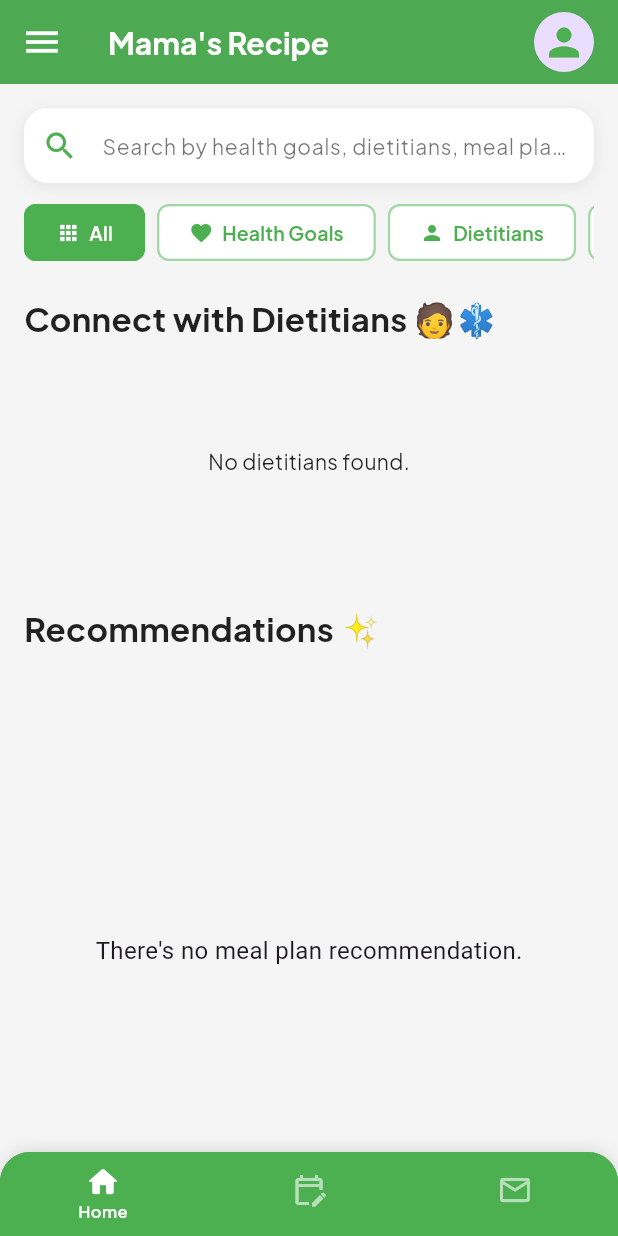
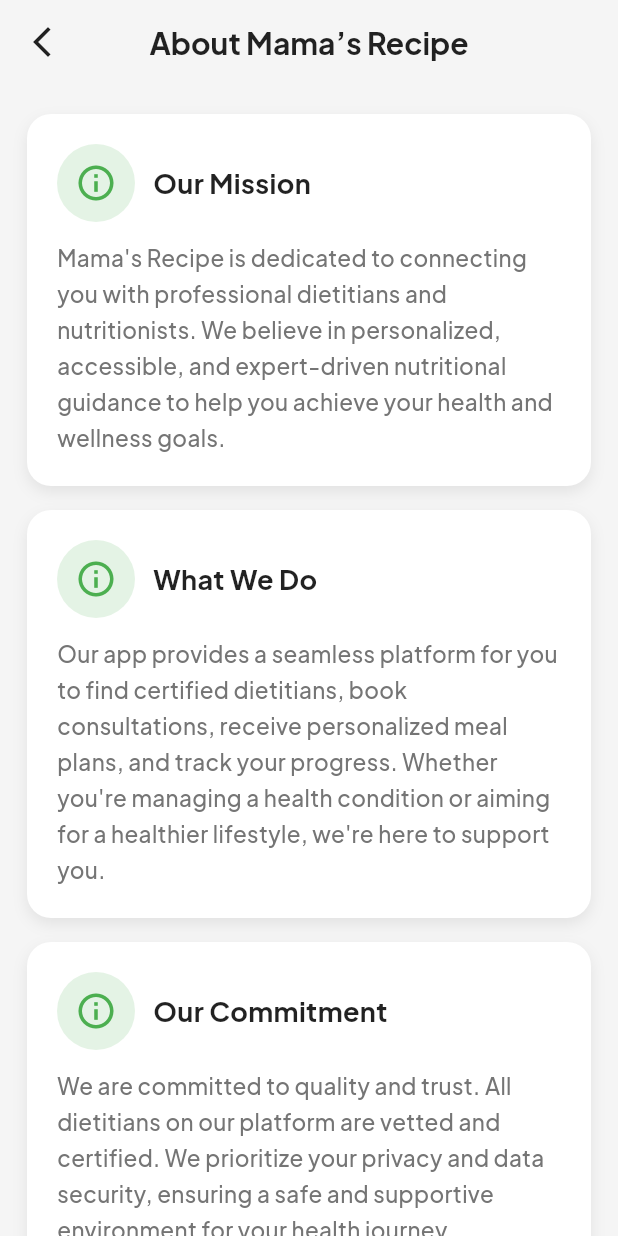
Before and after one commit to banog001/MamasRecipe, a Flutter app: the home screen opened directly, in the side drawer, after a tap on "About", on a phone screen of 412 x 824 dp. Run offline on Flutter 3.47's test engine with Material 3 defaults, Android fonts, the light colour scheme and no system bars; our stand-ins replace cloud_firestore, firebase_auth, firebase_core, firebase_storage, fl_chart, flutter_local_notifications and 6 more; missing offline and left inert: flutter_file_dialog, mailer; accounts and stored records are empty.

Commit message:
haha kupal

```diff
--- /dev/null
+++ b/lib/about/about_page.dart
@@ -0,0 +1,221 @@
+import 'package:flutter/material.dart';
+
+// --- Styles copied from home.dart for consistency ---
+
+const String _primaryFontFamily = 'PlusJakartaSans';
+
+const Color _primaryColor = Color(0xFF4CAF50);
+
+Color _scaffoldBgColor(BuildContext context) =>
+    Theme.of(context).brightness == Brightness.dark
+        ? Colors.grey.shade900
+        : Colors.grey.shade100;
+
+Color _cardBgColor(BuildContext context) =>
+    Theme.of(context).brightness == Brightness.dark
+        ? Colors.grey.shade800
+        : Colors.white;
+
+Color _textColorPrimary(BuildContext context) =>
+    Theme.of(context).brightness == Brightness.dark
+        ? Colors.white
+        : Colors.black87;
+
+Color _textColorSecondary(BuildContext context) =>
+    Theme.of(context).brightness == Brightness.dark
+        ? Colors.grey.shade400
+        : Colors.grey.shade600;
+
+// Text style helper copied from home.dart
+TextStyle _getTextStyle(
+    BuildContext context, {
+      double? fontSize,
+      FontWeight? fontWeight,
+      Color? color,
+      double? height,
+    }) {
+  return TextStyle(
+    fontFamily: _primaryFontFamily,
+    fontSize: fontSize ?? 14,
+    fontWeight: fontWeight ?? FontWeight.w500,
+    color: color ?? _textColorPrimary(context),
+    height: height,
+  );
+}
+// --- End of styles from home.dart ---
+
+class AboutPage extends StatelessWidget {
+  const AboutPage({super.key});
+
+  @override
+  Widget build(BuildContext context) {
+    return Scaffold(
+      // Use the scaffold background color from home.dart
+      backgroundColor: _scaffoldBgColor(context),
+      body: CustomScrollView(
+        slivers: [
+          // Use a SliverAppBar to match the structure of home.dart
+          SliverAppBar(
+            backgroundColor: _scaffoldBgColor(context),
+            elevation: 0,
+            scrolledUnderElevation: 0,
+            pinned: true,
+            leading: IconButton(
+              icon: Icon(
+                Icons.arrow_back_ios_new,
+                // Use dynamic text color
+                color: _textColorPrimary(context),
+              ),
+              onPressed: () => Navigator.pop(context),
+            ),
+            title: Text(
+              "About Mama’s Recipe",
+              // Use the text style helper from home.dart
+              style: _getTextStyle(
+                context,
+                fontSize: 20,
+                fontWeight: FontWeight.w700,
+              ),
+            ),
+            centerTitle: true,
+          ),
+          // Add padding for the content area
+          SliverPadding(
+            padding: const EdgeInsets.symmetric(horizontal: 18, vertical: 20),
+            sliver: SliverToBoxAdapter(
+              child: Column(
+                children: [
+                  _buildInfoCard(
+                    context,
+                    title: "Our Mission",
+                    description:
+                    "Mama's Recipe is dedicated to connecting you with professional dietitians and nutritionists. We believe in personalized, accessible, and expert-driven nutritional guidance to help you achieve your health and wellness goals.",
+                  ),
+                  const SizedBox(height: 16),
+                  _buildInfoCard(
+                    context,
+                    title: "What We Do",
+                    description:
+                    "Our app provides a seamless platform for you to find certified dietitians, book consultations, receive personalized meal plans, and track your progress. Whether you're managing a health condition or aiming for a healthier lifestyle, we're here to support you.",
+                  ),
+                  const SizedBox(height: 16),
+                  _buildInfoCard(
+                    context,
+                    title: "Our Commitment",
+                    description:
+                    "We are committed to quality and trust. All dietitians on our platform are vetted and certified. We prioritize your privacy and data security, ensuring a safe and supportive environment for your health journey.",
+                  ),
+                  // --- START: Added Footer ---
+                  // This is the footer content you provided,
+                  // adapted with dynamic colors.
+                  const SizedBox(height: 30),
+                  Center(
+                    child: Column(
+                      children: [
+                        Divider(
+                          // Use dynamic secondary color
+                          color: _textColorSecondary(context).withOpacity(0.5),
+                          thickness: 1,
+                        ),
+                        const SizedBox(height: 10),
+                        Text(
+                          "© 2025 Mama’s Recipe",
+                          style: _getTextStyle(
+                            context,
+                            // Use dynamic secondary color
+                            color: _textColorSecondary(context),
+                            fontSize: 13,
+                            fontWeight: FontWeight.w500,
+                          ),
+                        ),
+                        const SizedBox(height: 4), // Added for spacing
+                        Text(
+                          "Developed by Tenorio, Ubana, & Virrey",
+                          style: _getTextStyle(
+                            context,
+                            // Use dynamic secondary color
+                            color: _textColorSecondary(context),
+                            fontSize: 13,
+                            fontWeight: FontWeight.w500,
+                          ),
+                        ),
+                      ],
+                    ),
+                  ),
+                  // --- END: Added Footer ---
+                ],
+              ),
+            ),
+          ),
+        ],
+      ),
+    );
+  }
+
+  /// Updated info card to use styles from home.dart
+  Widget _buildInfoCard(
+      BuildContext context, {
+        required String title,
+        required String description,
+      }) {
+    return Container(
+      decoration: BoxDecoration(
+        // Use the card background color from home.dart
+        color: _cardBgColor(context),
+        borderRadius: BorderRadius.circular(16), // Matching home.dart cards
+        boxShadow: Theme.of(context).brightness == Brightness.light
+            ? [
+          BoxShadow(
+            color: Colors.black.withOpacity(0.08),
+            blurRadius: 8,
+            offset: const Offset(0, 4),
+          ),
+        ]
+            : null, // No shadow in dark mode
+      ),
+      padding: const EdgeInsets.all(20),
+      child: Column(
+        crossAxisAlignment: CrossAxisAlignment.start,
+        children: [
+          Row(
+            children: [
+              Container(
+                decoration: BoxDecoration(
+                  color: _primaryColor.withOpacity(0.15),
+                  shape: BoxShape.circle,
+                ),
+                padding: const EdgeInsets.all(12),
+                child: const Icon(Icons.info_outline,
+                    color: _primaryColor, size: 28),
+              ),
+              const SizedBox(width: 12),
+              Expanded(
+                child: Text(
+                  title,
+                  // Use the text style helper
+                  style: _getTextStyle(
+                    context,
+                    fontSize: 18,
+                    fontWeight: FontWeight.w700,
+                  ),
+                ),
+              ),
+            ],
+          ),
+          const SizedBox(height: 12),
+          Text(
+            description,
+            // Use the text style helper with secondary color
+            style: _getTextStyle(
+              context,
+              fontSize: 15,
+              height: 1.6,
+              color: _textColorSecondary(context),
+              fontWeight: FontWeight.w500,
+            ),
+          ),
+        ],
+      ),
+    );
+  }
+}
--- a/lib/pages/home.dart
+++ b/lib/pages/home.dart
@@ -12,6 +12,8 @@
 import 'subscription_service.dart';
 import 'subscription_widget.dart';
 import '../Dietitians/dietitianPublicProfile.dart';
+
+import 'package:mamas_recipe/about/about_page.dart';
 
 import 'package:pdf/pdf.dart';
 import 'package:pdf/widgets.dart' as pw;
@@ -1821,7 +1823,18 @@
               buildMenuTile('Subscription', Icons.subscriptions_outlined,
                   Icons.subscriptions),
               buildMenuTile('Settings', Icons.settings_outlined, Icons.settings),
-              buildMenuTile('About', Icons.info_outline, Icons.info),
+              ListTile(
+                leading: const Icon(Icons.info_outline, color: Colors.black87),
+                title: const Text('About', style: TextStyle(fontFamily: _primaryFontFamily)),
+                onTap: () {
+                  Navigator.pop(context); // Close the drawer first
+                  Navigator.push(
+                    context,
+                    MaterialPageRoute(builder: (context) => const AboutPage()),
+                  );
+                },
+              ),
+
               const Divider(indent: 16, endIndent: 16),
               buildMenuTile('Logout', Icons.logout_outlined, Icons.logout),
             ],
--- a/lib/pages/start3.dart
+++ b/lib/pages/start3.dart
@@ -376,7 +376,6 @@
   final List<Map<String, dynamic>> healthGoals = [
     {"icon": Icons.person_remove_outlined, "text": "Weight Loss"},
     {"icon": Icons.person_add_alt_1_outlined, "text": "Weight Gain"},
-    {"icon": Icons.health_and_safety_outlined, "text": "Health Recovery"},
     {"icon":Icons.monitor_weight_outlined, "text": "Maintain Weight"},
     {"icon": Icons.fitness_center, "text": "Workout"},
   ];
```
